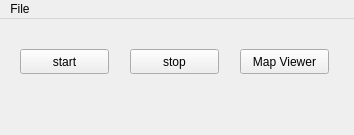
gautica/ROS_turtlebot3, file global_planner_qt/ui/main_window.ui: the form before one commit.
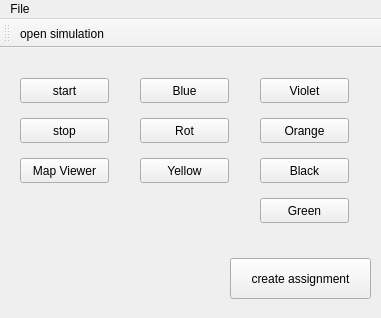
The form after the commit. Icons and pictures are not drawn.

Patch:
```diff
--- a/global_planner_qt/ui/main_window.ui
+++ b/global_planner_qt/ui/main_window.ui
@@ -6,8 +6,8 @@
    <rect>
     <x>0</x>
     <y>0</y>
-    <width>354</width>
-    <height>135</height>
+    <width>381</width>
+    <height>318</height>
    </rect>
   </property>
   <property name="windowTitle">
@@ -30,8 +30,8 @@
    <widget class="QPushButton" name="stop">
     <property name="geometry">
      <rect>
-      <x>130</x>
-      <y>30</y>
+      <x>20</x>
+      <y>70</y>
       <width>89</width>
       <height>25</height>
      </rect>
@@ -43,8 +43,8 @@
    <widget class="QPushButton" name="map_viewer">
     <property name="geometry">
      <rect>
-      <x>240</x>
-      <y>30</y>
+      <x>20</x>
+      <y>110</y>
       <width>89</width>
       <height>25</height>
      </rect>
@@ -53,13 +53,117 @@
      <string>Map Viewer</string>
     </property>
    </widget>
+   <widget class="QPushButton" name="blueButton">
+    <property name="geometry">
+     <rect>
+      <x>140</x>
+      <y>30</y>
+      <width>89</width>
+      <height>25</height>
+     </rect>
+    </property>
+    <property name="text">
+     <string>Blue</string>
+    </property>
+   </widget>
+   <widget class="QPushButton" name="rotButton">
+    <property name="geometry">
+     <rect>
+      <x>140</x>
+      <y>70</y>
+      <width>89</width>
+      <height>25</height>
+     </rect>
+    </property>
+    <property name="text">
+     <string>Rot</string>
+    </property>
+   </widget>
+   <widget class="QPushButton" name="yellowButton">
+    <property name="geometry">
+     <rect>
+      <x>140</x>
+      <y>110</y>
+      <width>89</width>
+      <height>25</height>
+     </rect>
+    </property>
+    <property name="text">
+     <string>Yellow</string>
+    </property>
+   </widget>
+   <widget class="QPushButton" name="createAssignment">
+    <property name="geometry">
+     <rect>
+      <x>230</x>
+      <y>210</y>
+      <width>141</width>
+      <height>41</height>
+     </rect>
+    </property>
+    <property name="text">
+     <string>create assignment</string>
+    </property>
+   </widget>
+   <widget class="QPushButton" name="violetButton">
+    <property name="geometry">
+     <rect>
+      <x>260</x>
+      <y>30</y>
+      <width>89</width>
+      <height>25</height>
+     </rect>
+    </property>
+    <property name="text">
+     <string>Violet</string>
+    </property>
+   </widget>
+   <widget class="QPushButton" name="orangeButton">
+    <property name="geometry">
+     <rect>
+      <x>260</x>
+      <y>70</y>
+      <width>89</width>
+      <height>25</height>
+     </rect>
+    </property>
+    <property name="text">
+     <string>Orange</string>
+    </property>
+   </widget>
+   <widget class="QPushButton" name="blackButton">
+    <property name="geometry">
+     <rect>
+      <x>260</x>
+      <y>110</y>
+      <width>89</width>
+      <height>25</height>
+     </rect>
+    </property>
+    <property name="text">
+     <string>Black</string>
+    </property>
+   </widget>
+   <widget class="QPushButton" name="greenButton">
+    <property name="geometry">
+     <rect>
+      <x>260</x>
+      <y>150</y>
+      <width>89</width>
+      <height>25</height>
+     </rect>
+    </property>
+    <property name="text">
+     <string>Green</string>
+    </property>
+   </widget>
   </widget>
   <widget class="QMenuBar" name="menuBar">
    <property name="geometry">
     <rect>
      <x>0</x>
      <y>0</y>
-     <width>354</width>
+     <width>381</width>
      <height>22</height>
     </rect>
    </property>
@@ -76,6 +180,18 @@
    </widget>
    <addaction name="menuFile"/>
   </widget>
+  <widget class="QToolBar" name="toolBar">
+   <property name="windowTitle">
+    <string>toolBar</string>
+   </property>
+   <attribute name="toolBarArea">
+    <enum>TopToolBarArea</enum>
+   </attribute>
+   <attribute name="toolBarBreak">
+    <bool>false</bool>
+   </attribute>
+   <addaction name="open_simulation_action"/>
+  </widget>
   <action name="open_simulation_action">
    <property name="icon">
     <iconset resource="../resources/images.qrc">
```
